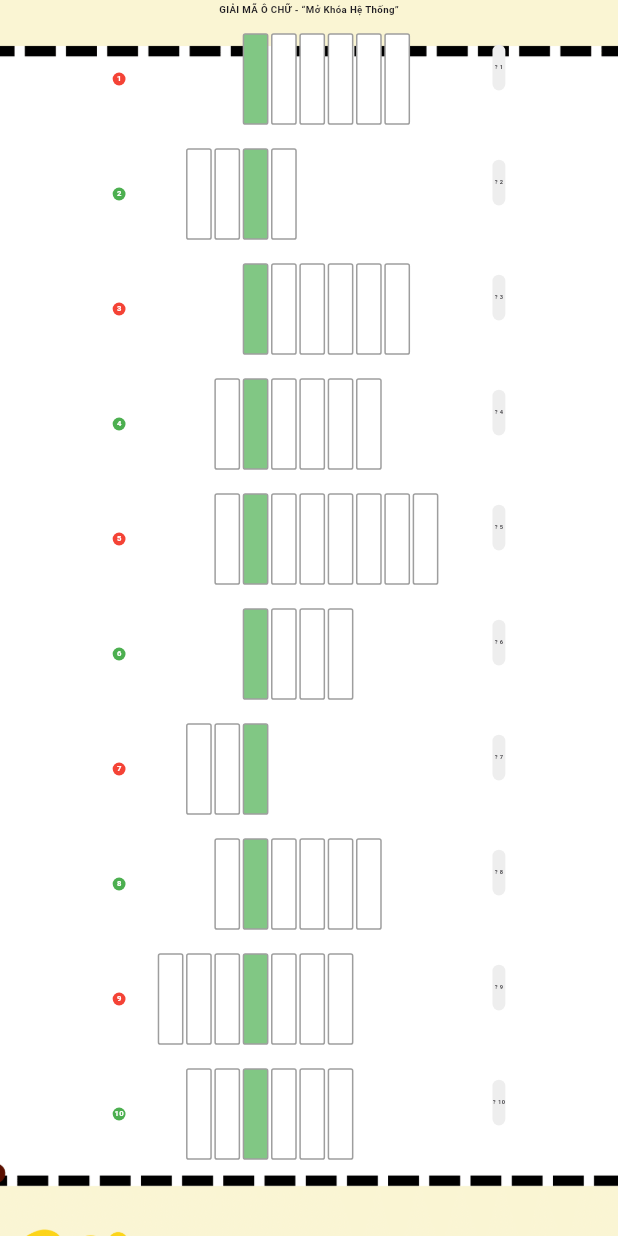
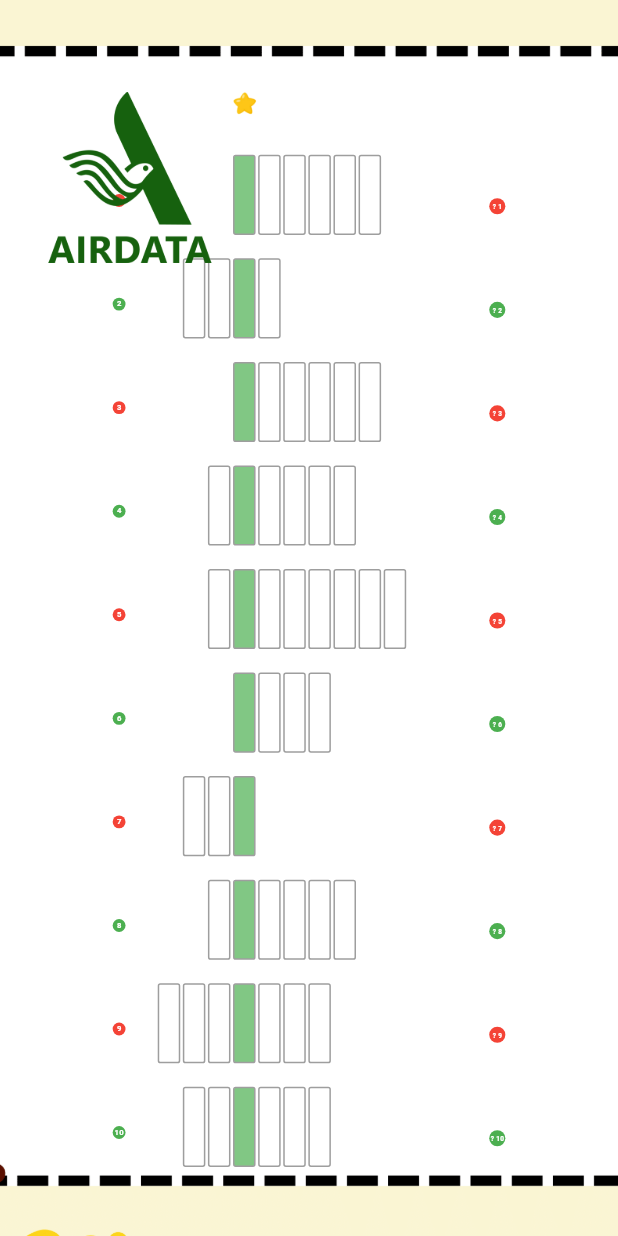
Before and after one commit to phanconghieu021100/phanconghieu021100.github.io, a Flutter app: the VietnameseCrosswordPuzzle screen opened directly, on a phone screen of 412 x 824 dp. Run offline on Flutter 3.47's test engine with Material 3 defaults, Android fonts, the phone set to English and light mode, and no system bars; our stand-ins replace another_flushbar, flutter_screenutil, video_player.

Commit message:
đồng bộ lại ảnh

```diff
--- a/lib/box_content.dart
+++ b/lib/box_content.dart
@@ -12,8 +12,8 @@ class BoxContent extends StatelessWidget {
   @override
   Widget build(BuildContext context) {
     return Container(
-      height: 80.h,
-      width: 80.w,
+      height: 70.h,
+      width: 70.w,
       decoration: BoxDecoration(
           border: Border.all(color: Colors.grey),
           borderRadius: BorderRadius.circular(8.r),
--- a/lib/crossword_puzzle.dart
+++ b/lib/crossword_puzzle.dart
@@ -2,7 +2,6 @@
 
 import 'package:flutter/material.dart';
 import 'package:flutter_screenutil/flutter_screenutil.dart';
-import 'package:google_fonts/google_fonts.dart';
 import 'package:puzzel/box_content.dart';
 import 'package:puzzel/convert.dart';
 
@@ -26,7 +25,9 @@ class _VietnameseCrosswordPuzzleState extends State<VietnameseCrosswordPuzzle> {
   Widget build(BuildContext context) {
     return Scaffold(
       backgroundColor: Color(0xfffaf5d3),
-      body: Container(
+      body: Stack(
+        children: [
+          Container(
             decoration: BoxDecoration(
               image: DecorationImage(
                   image: AssetImage('assets/images/bgim.png'),
@@ -35,28 +36,29 @@ class _VietnameseCrosswordPuzzleState extends State<VietnameseCrosswordPuzzle> {
             child: Column(
               children: [
                 SizedBox(
-              height: 2.h,
+                  height: 120.h,
                 ),
-            Row(
-              mainAxisAlignment: MainAxisAlignment.center,
-              children: [
-                GestureDetector(
-                  onTap: () {
-                    removeColumn(3);
-                  },
-                  onLongPress: () {
-                    revealColumn(3);
-                  },
-                  child: Text(
-                    'GIẢI MÃ Ô CHỮ - “Mở Khóa Hệ Thống”',
-                    style: GoogleFonts.balooBhaina2(
-                      fontSize: 30.sp,
-                      fontWeight: FontWeight.bold,
-                    ),
-                  ),
-                ),
-              ],
-            ),
+                // Row(
+                //   mainAxisAlignment: MainAxisAlignment.center,
+                //   children: [
+                //     GestureDetector(
+                //       onTap: () {
+                //         removeColumn(3);
+                //       },
+                //       onLongPress: () {
+                //         revealColumn(3);
+                //       },
+                //       child: Text(
+                //         'GIẢI MÃ Ô CHỮ - “Mở Khóa Hệ Thống”',
+                //         style: GoogleFonts.balooBhaina2(
+                //           fontSize: 30.sp,
+                //           fontWeight: FontWeight.bold,
+                //         ),
+                //       ),
+                //     ),
+                //   ],
+                // ),
+
                 Expanded(
                   child: ListView.builder(
                     itemCount: 10, // 10 dòng
@@ -74,8 +76,8 @@ class _VietnameseCrosswordPuzzleState extends State<VietnameseCrosswordPuzzle> {
                                 setState(() {
                                   for (int col = 0; col < 10; col++) {
                                     final key = '${row}_$col';
-                                revealedCells
-                                    .remove(key); // 👈 ẩn toàn bộ ô dòng này
+                                    revealedCells.remove(
+                                        key); // 👈 ẩn toàn bộ ô dòng này
                                   }
                                 });
                               },
@@ -96,7 +98,9 @@ class _VietnameseCrosswordPuzzleState extends State<VietnameseCrosswordPuzzle> {
                                 margin: EdgeInsets.only(
                                     left: 350.w, right: 100.w, top: 30.h),
                                 decoration: BoxDecoration(
-                              color: (row % 2 == 0) ? Colors.red : Colors.green,
+                                  color: (row % 2 == 0)
+                                      ? Colors.red
+                                      : Colors.green,
                                   shape: BoxShape.circle,
                                 ),
                                 child: Text(
@@ -118,11 +122,13 @@ class _VietnameseCrosswordPuzzleState extends State<VietnameseCrosswordPuzzle> {
                                   runSpacing: 6.h,
                                   children: List.generate(10, (col) {
                                     if (shouldHideCell(row, col)) {
-                                  return SizedBox(width: 80.w, height: 80.h);
+                                      return SizedBox(
+                                          width: 70.w, height: 70.h);
                                     }
 
                                     final key = '${row}_$col';
-                                final isRevealed = revealedCells.contains(key);
+                                    final isRevealed =
+                                        revealedCells.contains(key);
                                     final content =
                                         isRevealed ? getContent(row, col) : '';
 
@@ -152,7 +158,8 @@ class _VietnameseCrosswordPuzzleState extends State<VietnameseCrosswordPuzzle> {
 
                                 if (questionEntry != null) {
                                   final questionText = questionEntry.keys.first;
-                              final answerLength = questionEntry.values.first;
+                                  final answerLength =
+                                      questionEntry.values.first;
                                   final TextEditingController _controller =
                                       TextEditingController();
 
@@ -231,18 +238,23 @@ class _VietnameseCrosswordPuzzleState extends State<VietnameseCrosswordPuzzle> {
                                 }
                               },
                               child: Container(
-                            width: 40.w,
-                            height: 40.h,
+                                width: 50.w,
+                                height: 50.h,
                                 alignment: Alignment.center,
-                            margin: EdgeInsets.only(top: 20.h, right: 350.w),
+                                margin:
+                                    EdgeInsets.only(right: 350.w, top: 30.h),
                                 decoration: BoxDecoration(
-                              color: Colors.grey.shade200,
-                              borderRadius: BorderRadius.circular(6),
+                                  color: (row % 2 == 0)
+                                      ? Colors.red.shade500
+                                      : Colors.green.shade500,
+                                  shape: BoxShape.circle,
                                 ),
                                 child: Text(
                                   '? ${row + 1}',
                                   style: TextStyle(
-                                  fontWeight: FontWeight.bold, fontSize: 18.sp),
+                                      fontWeight: FontWeight.bold,
+                                      color: Colors.white,
+                                      fontSize: 20.sp),
                                 ),
                               ),
                             ),
@@ -254,6 +266,34 @@ class _VietnameseCrosswordPuzzleState extends State<VietnameseCrosswordPuzzle> {
                 ),
               ],
             ),
+          ),
+          Positioned(
+            top: 80.h,
+            left: 150.w,
+            child: Image.asset(
+              'assets/images/logo.png',
+              fit: BoxFit.cover,
+              height: 150.h,
+            ),
+          ),
+          Positioned(
+            top: 50.h,
+            left: 720.w,
+            child: GestureDetector(
+              onTap: () {
+                removeColumn(3);
+              },
+              onLongPress: () {
+                revealColumn(3);
+              },
+              child: Image.asset(
+                'assets/images/star.png',
+                height: 80.h,
+                width: 80.w,
+              ),
+            ),
+          )
+        ],
       ),
     );
   }
```
Also changed, not shown: lib/rule_game.dart (+50 -38 lines), lib/video_player.dart (+57 -46 lines), assets/images/img1.png (added), assets/images/img2.png (added), assets/images/logo.png (added), assets/images/star.png (added). Lines whose indentation alone changed are shown as unchanged.
